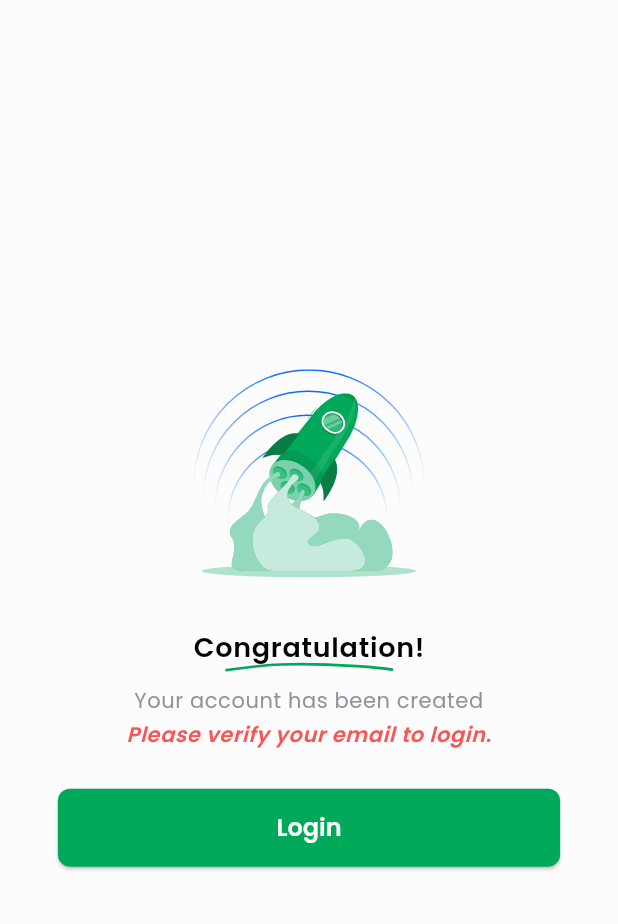
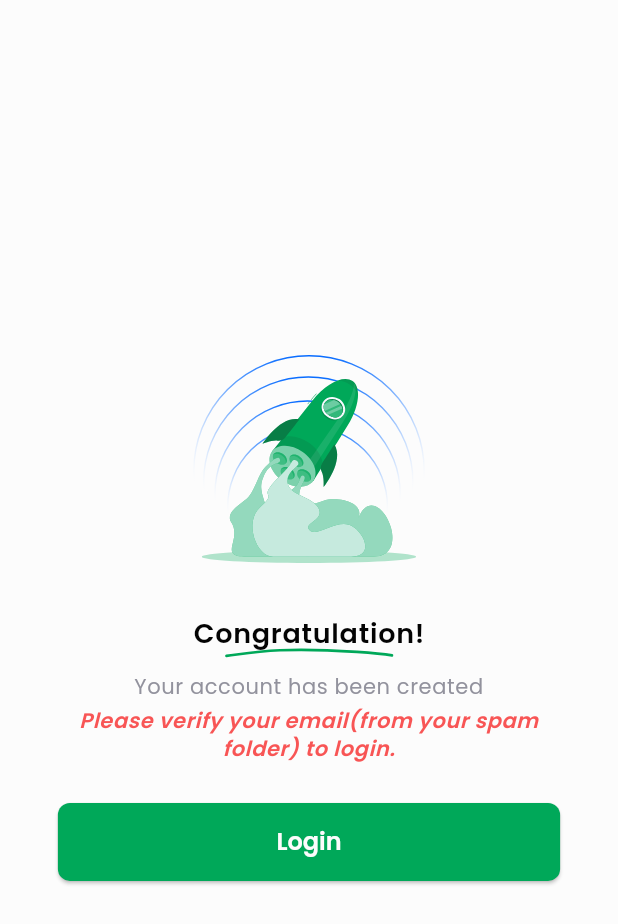
Before and after one commit to MunzurulAzam/ai_doctor, a Flutter app: the LoginDialog widget shown alone on an empty page, opened directly, on a phone screen of 412 x 824 dp. Shown: the top 924 px of the screen. Run offline on Flutter 3.47's test engine with Material 3 defaults, Android fonts, the phone set to English and light mode, and no system bars; our stand-ins replace animated_bottom_navigation_bar, avatar_glow, bloc, cloud_firestore, device_info_plus, dio and 29 more; missing offline and left inert: flutter_nfc_kit, flutter_polyline_points, formatted_text; accounts and stored records are empty.

Commit message:
fix: update email verification message in LoginDialog for clarity

```diff
--- a/lib/core/utils/helper/custom_dialog.dart
+++ b/lib/core/utils/helper/custom_dialog.dart
@@ -305,7 +305,7 @@ class LoginDialog extends StatelessWidget {
                 ),
                 Gap(3.h),
                 Text(
-                  "Please verify your email to login.",
+                  "Please verify your email(from your spam folder) to login.",
                   textAlign: TextAlign.center,
                   style: context.textTheme.bodySmall?.copyWith(
                     color: ColorManager.error,
```
